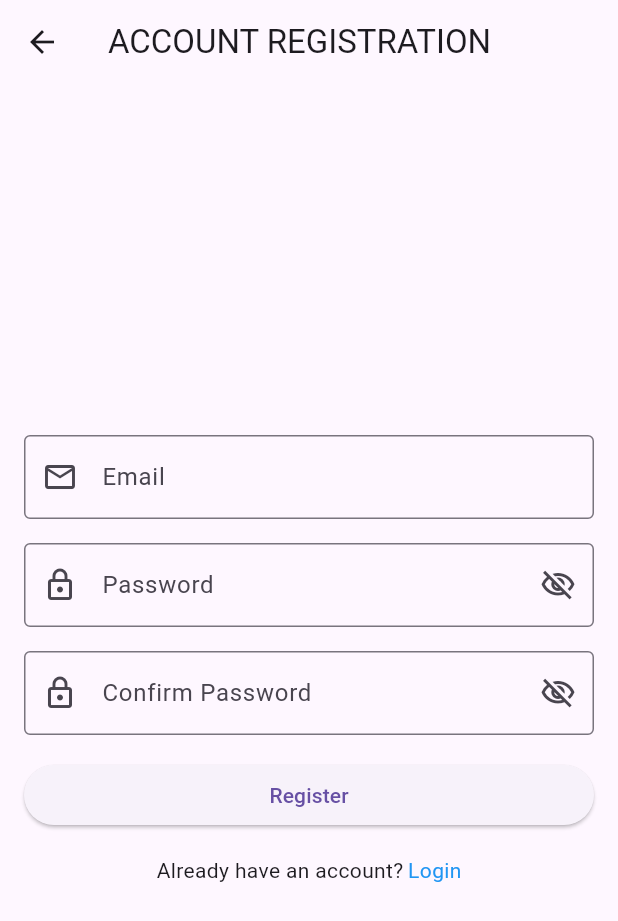
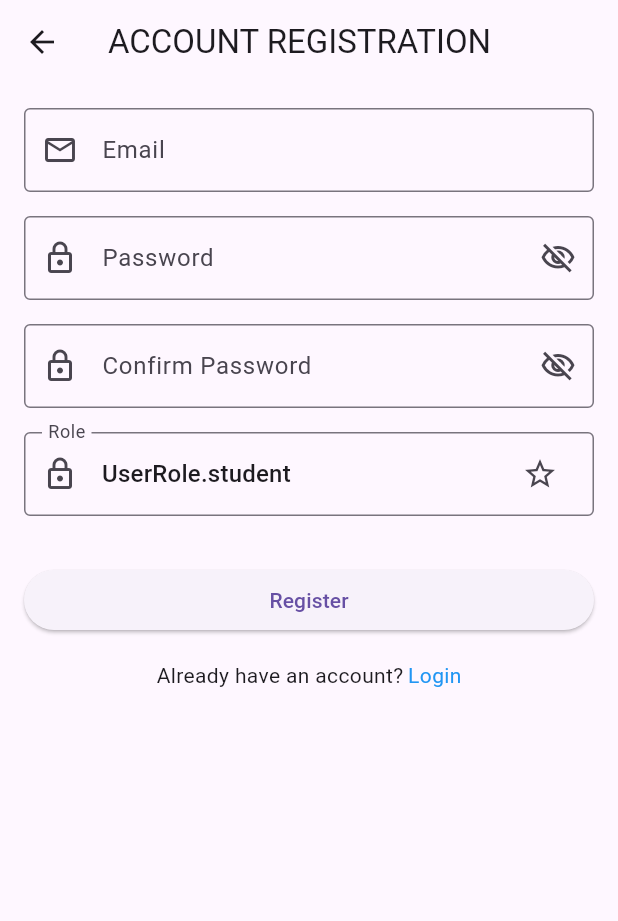
Before and after one commit to hermantolim/flutter-notif, a Flutter app: the RegisterScreen screen opened by its route, on a phone screen of 412 x 824 dp. Shown: the top 921 px of the screen. Run offline on Flutter 3.47's test engine with Material 3 defaults, Android fonts, the phone set to English and light mode, and no system bars; our stand-ins replace firebase_core, firebase_messaging, flutter_local_notifications, get, get_storage, internet_connection_checker; accounts and stored records are empty.

Commit message:
update api for user, registration, routing

```diff
--- a/lib/screens/courses/mycourse_screen.dart
+++ b/lib/screens/courses/mycourse_screen.dart
@@ -23,7 +23,7 @@ class MyCourseScreen extends GetView<MyCourseController> {
           },
         ),
         title: const Text(
-          'Courses',
+          'My Courses',
           style: TextStyle(fontWeight: FontWeight.normal, fontSize: 28),
         ),
         actions: [
--- a/lib/screens/register/register_screen.dart
+++ b/lib/screens/register/register_screen.dart
@@ -1,5 +1,6 @@
 import 'dart:developer';
 
+import 'package:edclass_api_client/edclass_api_client.dart';
 import 'package:flutter/material.dart';
 import 'package:get/get.dart';
 import 'package:notif/config/routes.dart';
@@ -15,7 +16,8 @@ class RegisterScreen extends GetView<RegisterController> {
       appBar: AppBar(
         title: const Text('ACCOUNT REGISTRATION'),
       ),
-      body: Container(
+      body: SingleChildScrollView(
+        physics: const ScrollPhysics(),
         padding: const EdgeInsets.all(16.0),
         child: Form(
           key: controller.registerFormKey,
@@ -91,6 +93,60 @@ class RegisterScreen extends GetView<RegisterController> {
               const SizedBox(
                 height: 16,
               ),
+              DropdownButtonFormField<UserRole>(
+                value: controller.roleValue.value,
+                items: UserRole.values.map((e) {
+                  return DropdownMenuItem<UserRole>(
+                    value: e,
+                    child: Text(
+                      e.toString(),
+                    ),
+                  );
+                }).toList(),
+                onChanged: (UserRole? value) {
+                  if (value != null) {
+                    controller.roleValue.value = value;
+                  }
+                },
+                decoration: InputDecoration(
+                  floatingLabelBehavior: FloatingLabelBehavior.auto,
+                  border: const OutlineInputBorder(),
+                  prefixIcon: const Icon(Icons.lock_outlined),
+                  suffixIcon: IconButton(
+                    onPressed: controller.toggleShowConfirmPassword,
+                    icon: const Icon(Icons.star_outline),
+                  ),
+                  label: const Text('Role'),
+                ),
+              ),
+              const SizedBox(
+                height: 16,
+              ),
+              Obx(() {
+                if (controller.roleValue.value == UserRole.parent) {
+                  return TextFormField(
+                    key: controller.formKidsFieldKey,
+                    controller: controller.kidsController,
+                    focusNode: controller.kidsFocusNode,
+                    decoration: InputDecoration(
+                      floatingLabelBehavior: FloatingLabelBehavior.auto,
+                      border: const OutlineInputBorder(),
+                      prefixIcon: const Icon(Icons.lock_outlined),
+                      suffixIcon: IconButton(
+                        onPressed: controller.toggleShowConfirmPassword,
+                        icon: const Icon(Icons.email_outlined),
+                      ),
+                      label: const Text('Kids'),
+                      hintText: "enter kids email separated by comma",
+                    ),
+                    autovalidateMode: AutovalidateMode.onUserInteraction,
+                  );
+                }
+                return const SizedBox();
+              }),
+              const SizedBox(
+                height: 16,
+              ),
               SizedBox(
                 width: double.infinity,
                 child: ElevatedButton(
@@ -146,7 +202,8 @@ class RegisterScreen extends GetView<RegisterController> {
               ),
             ],
           ),
-          )),
+        ),
+      ),
     );
   }
 }
--- a/packages/edclass_api_client/lib/src/model/auth.dart
+++ b/packages/edclass_api_client/lib/src/model/auth.dart
@@ -24,3 +24,40 @@ class AuthResponse {
 }
 
 ///
+@JsonSerializable(fieldRename: FieldRename.snake)
+class RegisterUserBody {
+  /// constructor
+  RegisterUserBody({
+    required this.name,
+    required this.email,
+    required this.password,
+    required this.confirmPassword,
+    required this.role,
+    this.students,
+  });
+
+  ///
+  factory RegisterUserBody.fromJson(Map<String, dynamic> json) =>
+      _$RegisterUserBodyFromJson(json);
+
+  ///
+  Map<String, dynamic> toJson() => _$RegisterUserBodyToJson(this);
+
+  /// name
+  final String name;
+
+  /// email
+  final String email;
+
+  /// password
+  final String password;
+
+  ///
+  final String confirmPassword;
+
+  ///
+  final UserRole role;
+
+  ///
+  final List<String>? students;
+}
```
Also changed, not shown: lib/bindings/kid_binding.dart (added, +15 -0 lines), lib/config/routes.dart (+10 -1 lines), lib/controllers/auth_controller.dart (+2 -8 lines), lib/controllers/kid_controller.dart (added, +51 -0 lines), lib/controllers/register_controller.dart (+28 -9 lines), lib/screens/home/home_screen.dart (+8 -0 lines), lib/screens/user/kid_screen.dart (added, +129 -0 lines), lib/services/auth_service.dart (+2 -9 lines), lib/services/kid_api_service.dart (added, +11 -0 lines), packages/edclass_api_client/lib/src/model/user.dart (+23 -0 lines), packages/edclass_api_client/lib/src/model/auth.g.dart, packages/edclass_api_client/lib/src/model/user.g.dart. Lines whose indentation alone changed are shown as unchanged.
